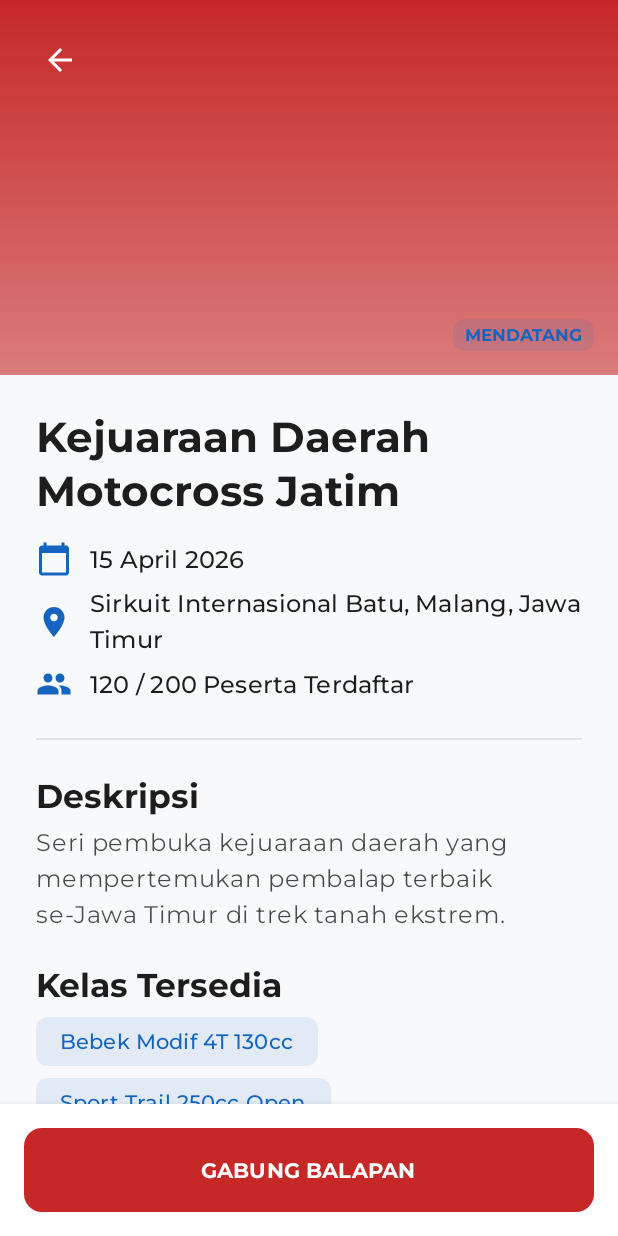
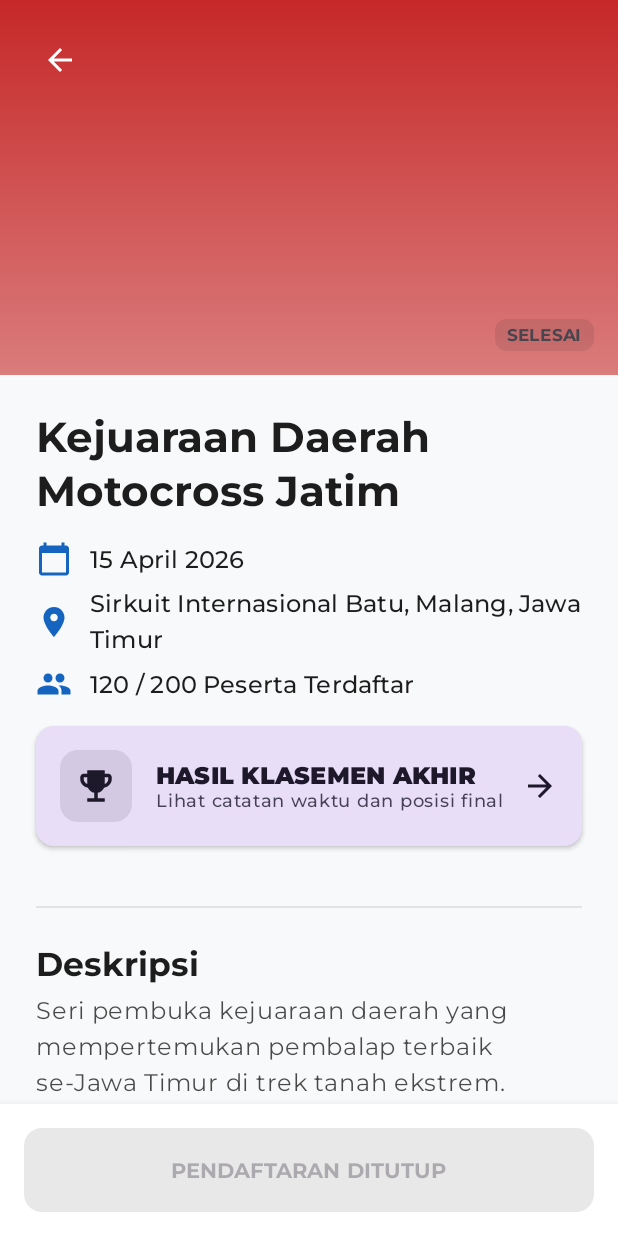
Before and after one commit to tinodewa/taptrack-app, an Android app built with Jetpack Compose: the composable EventDiscoveryScreen shown on its own in the app's theme, after a tap on "MENDATANG", on a phone screen of 412 x 824 dp. Run offline under Robolectric (Android 15) with nearby library versions, the phone set to English and light mode, and no system bars; our stand-ins replace Compose Multiplatform resources, Voyager.

Commit message:
feat(leaderboard): implement live leaderboard and event results screen
This commit introduces the leaderboard feature, allowing users to view real-time racing results or final standings for specific events. It includes category filtering, status-based highlighting, and integration with the event detail screen.

- Create `LeaderboardScreen`, `LeaderboardScreenModel`, and associated UI components (`LeaderboardHeader`, `LeaderboardTable`, `LeaderboardRow`).
- Implement `CategoryFilterRow` to allow users to switch between different racing classes.
- Define `LeaderboardEntryModel` and `RacerStatus` enum to represent participant data and race states (RACING, FINISHED, DNF, DSQ).
- Add `LeaderboardAccessCard` to the event detail screen, appearing only when an event is ongoing or completed.
- Support visual highlights for the race leader and fastest lap times (purple sector styling).
- Implement responsive layouts for `EventDetailContent` to include the leaderboard access entry point.
- Define `LeaderboardUiState` and `LeaderboardEvent` for state management.
- Register `LeaderboardScreenModel` in the Koin dependency injection module.
- Enable navigation from `EventDetailScreen` to `LeaderboardScreen`.
- Update dummy data in `EventDetailScreenModel` to `COMPLETED` status for testing visibility.

```diff
--- /dev/null
+++ b/composeApp/src/commonMain/kotlin/com/hit/taptrack/common/state/RacerStatus.kt
@@ -0,0 +1,6 @@
+package com.hit.taptrack.common.state
+
+// Status pembalap di lintasan
+enum class RacerStatus {
+    RACING, FINISHED, DNF, DSQ
+}
--- a/composeApp/src/commonMain/kotlin/com/hit/taptrack/di/Koin.kt
+++ b/composeApp/src/commonMain/kotlin/com/hit/taptrack/di/Koin.kt
@@ -4,6 +4,7 @@ import com.hit.taptrack.ui.features.auth.login.LoginScreenModel
 import com.hit.taptrack.ui.features.auth.register.RegisterScreenModel
 import com.hit.taptrack.ui.features.eventDetail.EventDetailScreenModel
 import com.hit.taptrack.ui.features.eventDiscovery.EventDiscoveryScreenModel
+import com.hit.taptrack.ui.features.leaderboard.LeaderboardScreenModel
 import com.hit.taptrack.ui.features.myTicket.MyTicketsScreenModel
 import org.koin.core.KoinApplication
 import org.koin.core.context.startKoin
@@ -30,6 +31,7 @@ val commonModule = module {
     factoryOf(::EventDiscoveryScreenModel)
     factoryOf(::EventDetailScreenModel)
     factoryOf(::MyTicketsScreenModel)
+    factoryOf(::LeaderboardScreenModel)
 }
 
 // 3. Definisi Expect: "Saya harap ada variabel bernama platformModule di setiap platform"
--- a/composeApp/src/commonMain/kotlin/com/hit/taptrack/ui/features/eventDetail/EventDetailContent.kt
+++ b/composeApp/src/commonMain/kotlin/com/hit/taptrack/ui/features/eventDetail/EventDetailContent.kt
@@ -36,6 +36,7 @@ import com.hit.taptrack.data.model.EventDetailModel
 import com.hit.taptrack.ui.features.eventDetail.components.CategoryChip
 import com.hit.taptrack.ui.features.eventDetail.components.DynamicActionButton
 import com.hit.taptrack.ui.features.eventDetail.components.InfoRow
+import com.hit.taptrack.ui.features.eventDetail.components.LeaderboardAccessCard
 import com.hit.taptrack.ui.features.eventDetail.states.EventDetailEvent
 import com.hit.taptrack.ui.features.eventDetail.states.EventDetailUiState
 import com.hit.taptrack.ui.features.eventDiscovery.components.StatusBadge
@@ -46,8 +47,9 @@ fun EventDetailCompact(
     detail: EventDetailModel,
     uiState: EventDetailUiState,
     onEvent: (EventDetailEvent) -> Unit,
+    onNavigateToTickets: () -> Unit,
+    onNavigateToLeaderboard: () -> Unit,
     onBackClick: () -> Unit,
-    onNavigateToTickets: () -> Unit
 ) {
     Box(modifier = Modifier.fillMaxSize()) {
         Column(
@@ -86,6 +88,9 @@ fun EventDetailCompact(
                 InfoRow(icon = Icons.Default.LocationOn, text = detail.location)
                 Spacer(modifier = Modifier.height(8.dp))
                 InfoRow(icon = Icons.Default.Group, text = "${detail.registeredRacers} / ${detail.maxCapacity} Peserta Terdaftar")
+
+                // SISIPKAN KARTU LEADERBOARD DI SINI (Tepat di bawah info utama)
+                LeaderboardAccessCard(status = detail.status, onClick = onNavigateToLeaderboard)
 
                 Spacer(modifier = Modifier.height(24.dp))
                 Divider(color = MaterialTheme.colorScheme.onSurface.copy(alpha = 0.1f))
@@ -130,8 +135,9 @@ fun EventDetailExpanded(
     detail: EventDetailModel,
     uiState: EventDetailUiState,
     onEvent: (EventDetailEvent) -> Unit,
+    onNavigateToTickets: () -> Unit,
+    onNavigateToLeaderboard: () -> Unit,
     onBackClick: () -> Unit,
-    onNavigateToTickets: () -> Unit
 ) {
     Row(modifier = Modifier.fillMaxSize().padding(24.dp), horizontalArrangement = Arrangement.spacedBy(24.dp)) {
         // Kiri: Hero & Info Utama
@@ -157,6 +163,9 @@ fun EventDetailExpanded(
                     InfoRow(icon = Icons.Default.LocationOn, text = detail.location)
                     Spacer(modifier = Modifier.height(12.dp))
                     InfoRow(icon = Icons.Default.Group, text = "${detail.registeredRacers} / ${detail.maxCapacity} Terdaftar")
+
+                    // SISIPKAN KARTU LEADERBOARD DI SINI (Tepat di bawah info utama)
+                    LeaderboardAccessCard(status = detail.status, onClick = onNavigateToLeaderboard)
 
                     Spacer(modifier = Modifier.height(32.dp))
                     Text(text = "Deskripsi", style = MaterialTheme.typography.titleLarge)
--- a/composeApp/src/commonMain/kotlin/com/hit/taptrack/ui/features/eventDetail/EventDetailScreen.kt
+++ b/composeApp/src/commonMain/kotlin/com/hit/taptrack/ui/features/eventDetail/EventDetailScreen.kt
@@ -18,6 +18,7 @@ import cafe.adriel.voyager.core.screen.Screen
 import cafe.adriel.voyager.koin.koinScreenModel
 import cafe.adriel.voyager.navigator.LocalNavigator
 import cafe.adriel.voyager.navigator.currentOrThrow
+import com.hit.taptrack.ui.features.leaderboard.LeaderboardScreen
 import com.hit.taptrack.ui.features.myTicket.MyTicketsScreen
 import com.hit.taptrack.ui.shared.RmsScaffold
 import org.koin.core.parameter.parametersOf
@@ -57,16 +58,18 @@ data class EventDetailScreen(val eventId: String) : Screen {
                                 detail,
                                 uiState,
                                 screenModel::onEvent,
-                                onBackClick = { navigator.pop() },
-                                onNavigateToTickets = { navigator.push(MyTicketsScreen()) }
+                                onNavigateToTickets = { navigator.push(MyTicketsScreen()) },
+                                onNavigateToLeaderboard = { navigator.push(LeaderboardScreen(detail.id)) },
+                                onBackClick = { navigator.pop() }
                             )
                         } else {
                             EventDetailExpanded(
                                 detail,
                                 uiState,
                                 screenModel::onEvent,
-                                onBackClick = { navigator.pop() },
-                                onNavigateToTickets = { navigator.push(MyTicketsScreen()) }
+                                onNavigateToTickets = { navigator.push(MyTicketsScreen()) },
+                                onNavigateToLeaderboard = { navigator.push(LeaderboardScreen(detail.id)) },
+                                onBackClick = { navigator.pop() }
                             )
                         }
                     }
--- a/composeApp/src/commonMain/kotlin/com/hit/taptrack/ui/features/eventDetail/EventDetailScreenModel.kt
+++ b/composeApp/src/commonMain/kotlin/com/hit/taptrack/ui/features/eventDetail/EventDetailScreenModel.kt
@@ -37,7 +37,7 @@ class EventDetailScreenModel(private val eventId: String) : ScreenModel {
                 location = "Sirkuit Internasional Batu, Malang, Jawa Timur",
                 rules = "Wajib menggunakan perlengkapan keselamatan standar FIM. Toleransi keterlambatan scrutineering maksimal 30 menit.",
                 categories = listOf("Bebek Modif 4T 130cc", "Sport Trail 250cc Open", "FFA (Free For All)"),
-                status = EventStatus.UPCOMING,
+                status = EventStatus.COMPLETED,
                 registeredRacers = 120,
                 maxCapacity = 200
             )
--- /dev/null
+++ b/composeApp/src/commonMain/kotlin/com/hit/taptrack/ui/features/eventDetail/components/LeaderboardAccessCard.kt
@@ -0,0 +1,88 @@
+package com.hit.taptrack.ui.features.eventDetail.components
+
+import androidx.compose.foundation.background
+import androidx.compose.foundation.layout.Box
+import androidx.compose.foundation.layout.Column
+import androidx.compose.foundation.layout.Row
+import androidx.compose.foundation.layout.Spacer
+import androidx.compose.foundation.layout.fillMaxWidth
+import androidx.compose.foundation.layout.padding
+import androidx.compose.foundation.layout.size
+import androidx.compose.foundation.layout.width
+import androidx.compose.foundation.shape.RoundedCornerShape
+import androidx.compose.material.icons.Icons
+import androidx.compose.material.icons.automirrored.filled.ArrowForward
+import androidx.compose.material.icons.filled.EmojiEvents
+import androidx.compose.material.icons.filled.Sensors
+import androidx.compose.material3.Card
+import androidx.compose.material3.CardDefaults
+import androidx.compose.material3.ExperimentalMaterial3Api
+import androidx.compose.material3.Icon
+import androidx.compose.material3.MaterialTheme
+import androidx.compose.material3.Text
+import androidx.compose.runtime.Composable
+import androidx.compose.ui.Alignment
+import androidx.compose.ui.Modifier
+import androidx.compose.ui.draw.clip
+import androidx.compose.ui.text.font.FontWeight
+import androidx.compose.ui.unit.dp
+import com.hit.taptrack.common.state.EventStatus
+
+@OptIn(ExperimentalMaterial3Api::class)
+@Composable
+fun LeaderboardAccessCard(status: EventStatus, onClick: () -> Unit) {
+    // Sembunyikan kartu jika acara belum dimulai
+    if (status == EventStatus.UPCOMING) return
+
+    val isLive = status == EventStatus.ONGOING
+
+    // Tentukan tema berdasarkan status (Merah untuk Live, Biru/Secondary untuk Selesai)
+    val containerColor = if (isLive) MaterialTheme.colorScheme.errorContainer else MaterialTheme.colorScheme.secondaryContainer
+    val contentColor = if (isLive) MaterialTheme.colorScheme.onErrorContainer else MaterialTheme.colorScheme.onSecondaryContainer
+    val icon = if (isLive) Icons.Default.Sensors else Icons.Default.EmojiEvents
+    val title = if (isLive) "LIVE LEADERBOARD" else "HASIL KLASEMEN AKHIR"
+    val subtitle = if (isLive) "Pantau waktu pembalap secara real-time" else "Lihat catatan waktu dan posisi final"
+
+    Card(
+        onClick = onClick,
+        modifier = Modifier.fillMaxWidth().padding(vertical = 16.dp),
+        colors = CardDefaults.cardColors(containerColor = containerColor),
+        shape = RoundedCornerShape(12.dp),
+        elevation = CardDefaults.cardElevation(defaultElevation = 2.dp)
+    ) {
+        Row(
+            modifier = Modifier.padding(16.dp).fillMaxWidth(),
+            verticalAlignment = Alignment.CenterVertically
+        ) {
+            // Ikon Kiri
+            Box(
+                modifier = Modifier
+                    .size(48.dp)
+                    .clip(RoundedCornerShape(12.dp))
+                    .background(contentColor.copy(alpha = 0.1f)),
+                contentAlignment = Alignment.Center
+            ) {
+                Icon(icon, contentDescription = null, tint = contentColor, modifier = Modifier.size(28.dp))
+            }
+
+            Spacer(modifier = Modifier.width(16.dp))
+
+            // Teks Tengah
+            Column(modifier = Modifier.weight(1f)) {
+                Text(
+                    text = title,
+                    style = MaterialTheme.typography.titleMedium.copy(fontWeight = FontWeight.Black),
+                    color = contentColor
+                )
+                Text(
+                    text = subtitle,
+                    style = MaterialTheme.typography.labelMedium,
+                    color = contentColor.copy(alpha = 0.8f)
+                )
+            }
+
+            // Panah Kanan
+            Icon(Icons.AutoMirrored.Filled.ArrowForward, contentDescription = "Buka", tint = contentColor)
+        }
+    }
+}
--- /dev/null
+++ b/composeApp/src/commonMain/kotlin/com/hit/taptrack/ui/features/leaderboard/states/LeaderboardEvent.kt
@@ -0,0 +1,6 @@
+package com.hit.taptrack.ui.features.leaderboard.states
+
+sealed class LeaderboardEvent {
+    object RefreshLeaderboard : LeaderboardEvent()
+    data class ChangeCategory(val newCategory: String) : LeaderboardEvent()
+}
```
Also changed, not shown: composeApp/src/commonMain/kotlin/com/hit/taptrack/data/model/LeaderboardEntryModel.kt (added, +14 -0 lines), composeApp/src/commonMain/kotlin/com/hit/taptrack/ui/features/leaderboard/LeaderboardScreen.kt (added, +61 -0 lines), composeApp/src/commonMain/kotlin/com/hit/taptrack/ui/features/leaderboard/LeaderboardScreenModel.kt (added, +58 -0 lines), composeApp/src/commonMain/kotlin/com/hit/taptrack/ui/features/leaderboard/components/CategoryFilterRow.kt (added, +39 -0 lines), composeApp/src/commonMain/kotlin/com/hit/taptrack/ui/features/leaderboard/components/LeaderboardHeader.kt (added, +38 -0 lines), composeApp/src/commonMain/kotlin/com/hit/taptrack/ui/features/leaderboard/components/LeaderboardRow.kt (added, +105 -0 lines), composeApp/src/commonMain/kotlin/com/hit/taptrack/ui/features/leaderboard/components/LeaderboardTable.kt (added, +48 -0 lines), composeApp/src/commonMain/kotlin/com/hit/taptrack/ui/features/leaderboard/states/LeaderboardUiState.kt (added, +12 -0 lines).
